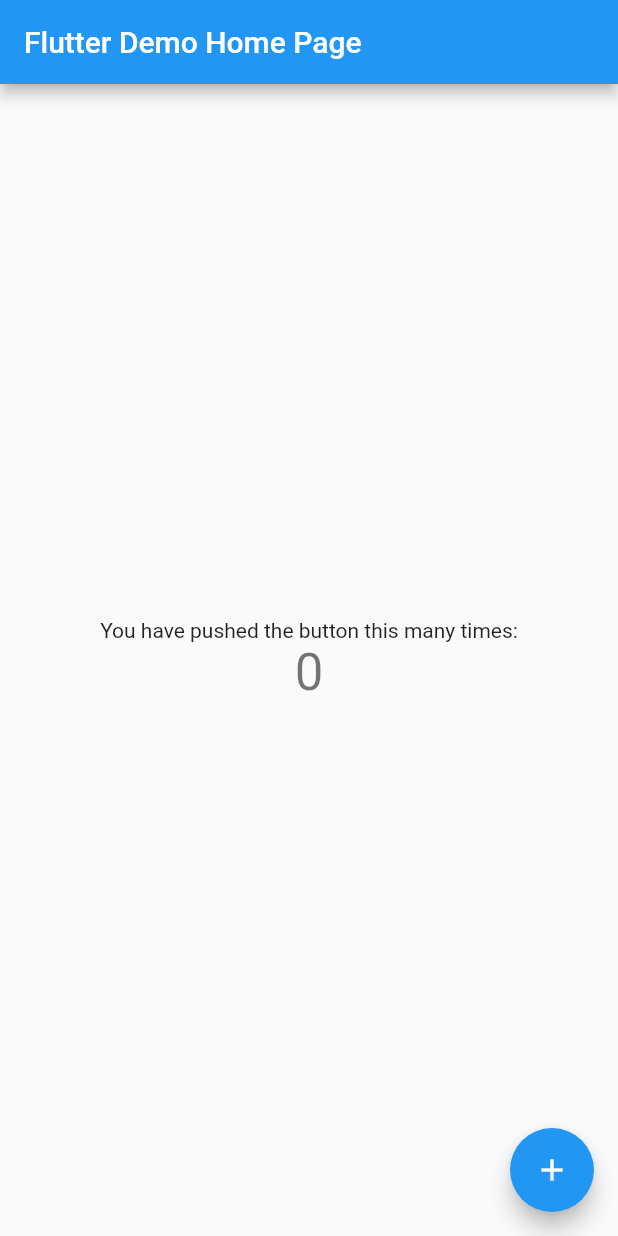
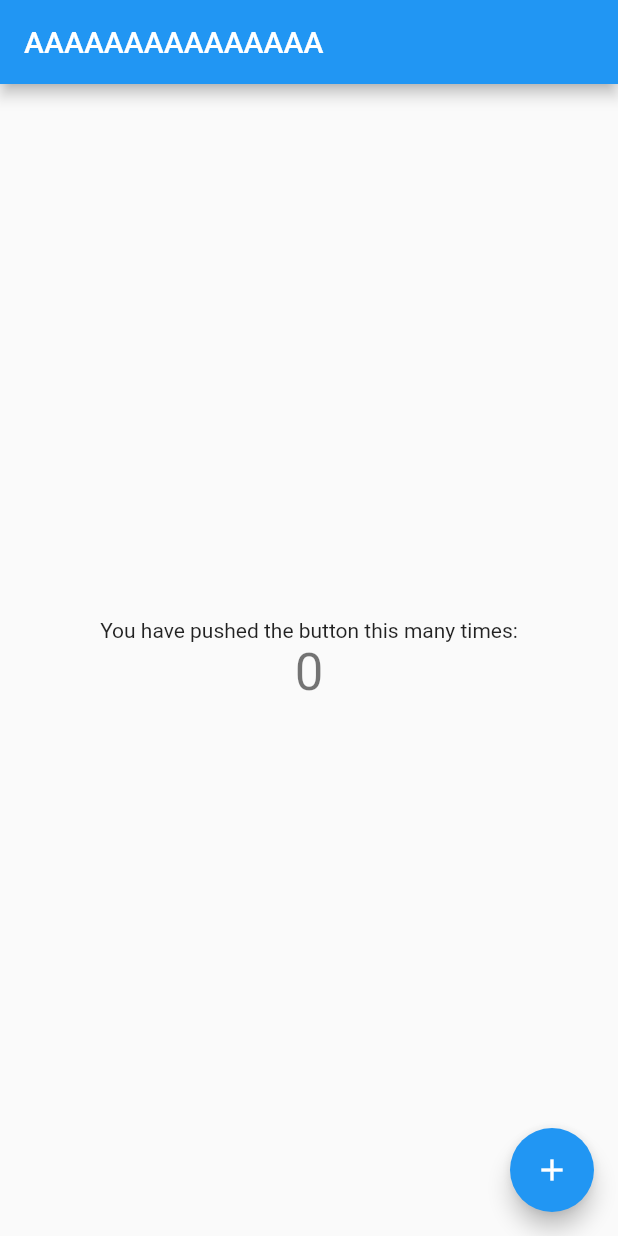
Before and after one commit to Tsvetkov-Denis/flutterlessons_nnstories, a Flutter app: the screen it shows after launch, on a phone screen of 412 x 824 dp. Run offline on Flutter 3.47's test engine with Material 2 defaults, Android fonts, the phone set to English and light mode, and no system bars.

Commit message:
1 Комит, урок 4.

```diff
--- a/lib/main.dart
+++ b/lib/main.dart
@@ -24,7 +24,7 @@ class MyApp extends StatelessWidget {
         // is not restarted.
         primarySwatch: Colors.blue,
       ),
-      home: const MyHomePage(title: 'Flutter Demo Home Page'),
+      home: const MyHomePage(title: 'AAAAAAAAAAAAAAA'),
     );
   }
 }
```
